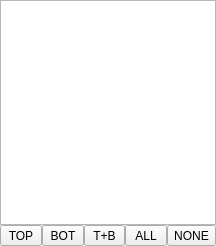
Old version of the form libs/librepcb/projecteditor/boardeditor/boardlayersdock.ui in the repository LibrePCB/LibrePCB.
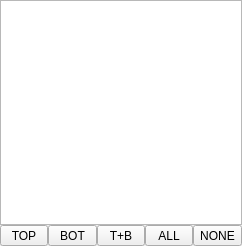
New version of the form.

```diff
--- a/libs/librepcb/projecteditor/boardeditor/boardlayersdock.ui
+++ b/libs/librepcb/projecteditor/boardeditor/boardlayersdock.ui
@@ -6,7 +6,7 @@
    <rect>
     <x>0</x>
     <y>0</y>
-    <width>216</width>
+    <width>242</width>
     <height>246</height>
    </rect>
   </property>
```
Left out of the diff: 4 changed lines with no effect on the pictures.
